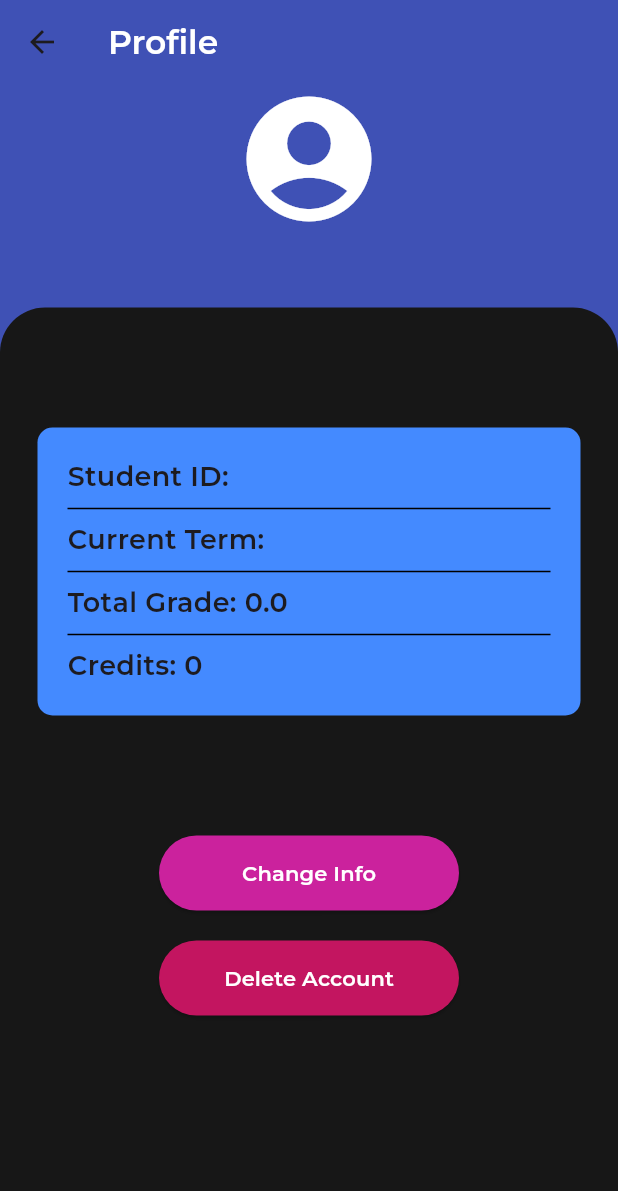
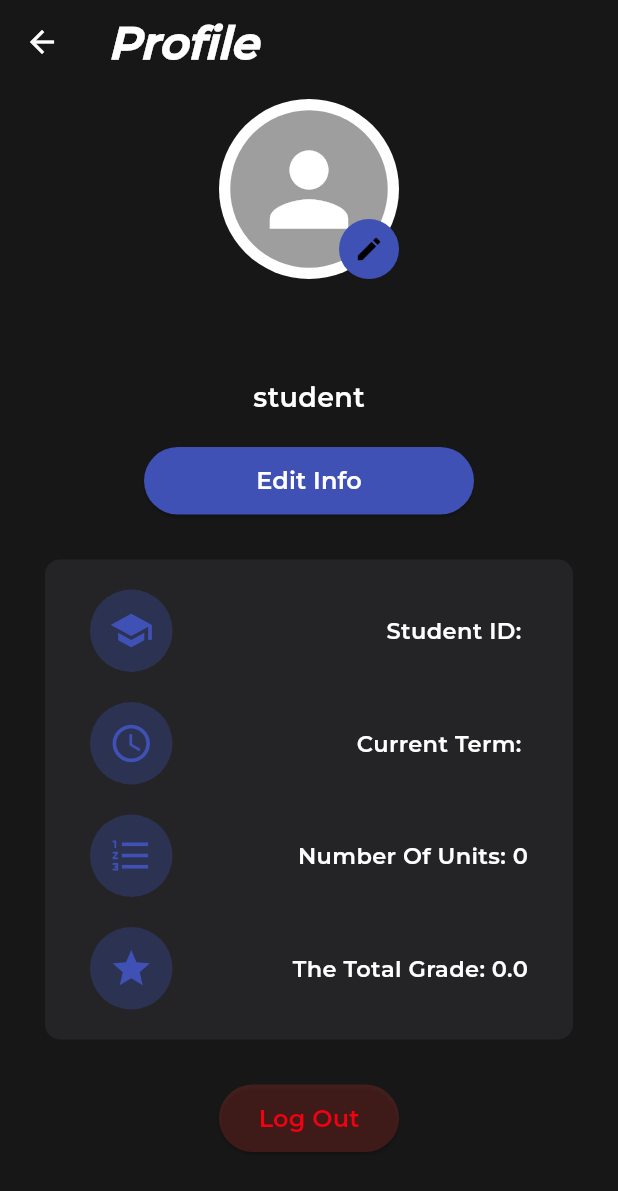
Before and after one commit to nforoutann/unisphere-management-app, a Flutter app: the ProfileScreen screen opened directly with empty values, on a phone screen of 412 x 824 dp. Shown: the top 1191 px of the screen. Run offline on Flutter 3.47's test engine with Material 3 defaults, Android fonts, the light colour scheme and no system bars; our stand-ins replace curved_navigation_bar, delightful_toast, font_awesome_flutter.

Commit message:
feat: the new user profile created

```diff
--- a/frontend/lib/network/network-helper.dart
+++ b/frontend/lib/network/network-helper.dart
@@ -8,7 +8,7 @@ import 'package:frontend/objects/Student.dart';
 import 'package:frontend/objects/Task.dart';
 
 class Network {
-  static String ipAddress = "192.168.124.66";
+  static String ipAddress = "192.168.220.66";
 
   static Future<Student> getStudent(String username) async {
     Completer<Student> completer = Completer<Student>();
--- a/frontend/lib/screens/login-screen.dart
+++ b/frontend/lib/screens/login-screen.dart
@@ -17,7 +17,7 @@ class LoginScreen extends StatefulWidget {
 class _LoginScreenState extends State<LoginScreen> {
   final TextEditingController _usernameController = TextEditingController();
   final TextEditingController _passwordController = TextEditingController();
-  String ipAddress = "192.168.124.66";
+  String ipAddress = "192.168.1.8";
   bool _isPasswordVisible = false;
   String response="";
   bool _usernameCheck=false;
--- a/frontend/lib/screens/student-home-screen.dart
+++ b/frontend/lib/screens/student-home-screen.dart
@@ -435,7 +435,7 @@
     @override
     Widget build(BuildContext context) {
       return Container(
-        decoration: BoxDecoration(
+        decoration: const BoxDecoration(
           borderRadius: BorderRadius.all(Radius.circular(10)),
           gradient: LinearGradient(
             colors: [Color(0xff5538b7), Colors.blue], // Change to desired colors
@@ -446,7 +446,7 @@
         child: Card(
           surfaceTintColor: Colors.indigo,
           elevation: 10,
-          shadowColor: Colors.cyanAccent,
+          shadowColor: Colors.cyan,
           color: Colors.transparent,
           child: Padding(
             padding: EdgeInsets.all(5),
--- /dev/null
+++ b/frontend/lib/screens/student-profile.dart
@@ -0,0 +1,296 @@
+import 'dart:math';
+import 'package:flutter/material.dart';
+import 'package:frontend/screens/welcome-screen.dart';
+import '../objects/Student.dart';
+
+class ProfileScreen extends StatelessWidget {
+  final Student? student;
+  ProfileScreen({super.key, this.student});
+  bool defaultPic = true;
+  String picLink = 'https://encrypted-tbn0.gstatic.com/images?q=tbn:ANd9GcTaQeMovPaX_94Cg4UGBU-5a70WR1eXhHRz-w&s';
+
+  @override
+  Widget build(BuildContext context) {
+    return Scaffold(
+      backgroundColor: Color(0xFF171717),
+      appBar: AppBar(
+        iconTheme: IconThemeData(color: Colors.white),
+        title: const Text(
+          'Profile',
+          style: TextStyle(
+            fontFamily: 'Montserrat',
+            color: Colors.white,
+            fontStyle: FontStyle.italic,
+            fontSize: 30,
+            fontWeight: FontWeight.w800,
+          ),
+        ),
+        backgroundColor: Colors.transparent,
+      ),
+      body: Container(
+        child: Column(
+          children: [
+            SizedBox(
+              height: 10,
+            ),
+            Center(
+              child: Stack(
+                children: [
+                  Container(
+                    height: 120,
+                    width: 120,
+                    child: CircleAvatar(
+                      radius: 50,
+                      backgroundColor: Colors.white,
+                      child: Container(
+                        height: 105,
+                        width: 105,
+                        child: CircleAvatar(
+                          radius: 45,
+                          backgroundColor: Colors.grey,
+                          child: Center(
+                            child: defaultPic
+                                ? Icon(
+                              Icons.person,
+                              size: 78,
+                              color: Colors.white,
+                            )
+                                : ClipOval(
+                              child: Image.network(
+                                picLink,
+                                fit: BoxFit.cover,
+                                width: 200,
+                                height: 200,
+                              ),
+                            ),
+                          ),
+                        ),
+                      ),
+                    ),
+                  ),
+                  // Positioned to place the IconButton at the bottom-right of the profile picture
+                  Positioned(
+                    bottom: 0,
+                    right: 0,
+                    child: Container(
+                      height: 40,
+                      width: 40,
+                      decoration: BoxDecoration(
+                        color: Colors.indigo,
+                        borderRadius: BorderRadius.all(Radius.circular(50))
+                      ),
+                      child: Center(
+                        child: IconButton(
+                          onPressed: () {},
+                          icon: Icon(Icons.edit, color: Colors.black),
+                          iconSize: 20,
+                          padding: EdgeInsets.all(0), // No padding
+                        ),
+                      ),
+                    ),
+                  ),
+                ],
+              ),
+            ),
+            SizedBox(
+              height: 30,
+            ),
+            Center(
+              child: Text(
+                student!.name.toUpperCase(),
+                style: TextStyle(
+                  color: Colors.white,
+                  fontSize: 25,
+                  fontFamily: 'Montserrat',
+                  fontWeight: FontWeight.w800
+                ),
+              ),
+            ),
+            Center(
+              child: Text(
+                'student',
+                style: TextStyle(
+                    color: Colors.white,
+                    fontSize: 18,
+                    fontFamily: 'Montserrat',
+                ),
+              ),
+            ),
+            SizedBox(
+              height: 20,
+            ),
+            Container(
+              width: 220,
+              height: 45,
+              child: ElevatedButton(
+                style: ButtonStyle(
+                  backgroundColor: WidgetStatePropertyAll(Colors.indigo)
+                ),
+                  onPressed: (){},
+                  child: Text(
+                      'Edit Info',
+                    style: TextStyle(
+                      color: Colors.white,
+                      fontSize: 16,
+                      fontFamily: 'Montserrat'
+                    ),
+
+                  )
+              ),
+            ),
+            Container(
+              margin: EdgeInsets.all(30),
+              padding: EdgeInsets.only(left: 30, top: 20, right: 30, bottom: 20),
+              decoration: BoxDecoration(
+                  color: Color(0xFF242426),
+                  borderRadius: BorderRadius.all(Radius.circular(10))
+              ),
+              child: Column(
+                children: [
+                  Row(
+                    children: [
+                      Container(
+                          child: Icon(
+                              Icons.school,
+                            color: Colors.indigo,
+                            size: 30,
+                          ),
+                        decoration: BoxDecoration(
+                          borderRadius: BorderRadius.all(Radius.circular(50)),
+                           color: Colors.indigo.withOpacity(0.3),
+                        ),
+                        height: 55,
+                        width: 55,
+                      ),
+                      SizedBox(width: 10,),
+                      Text(
+                        'Student ID: ',
+                        style: TextStyle(
+                          color: Colors.white,
+                          fontSize: 15,
+                          fontFamily: 'Montserrat'
+                        ),
+                      ),
+                    ],
+                    mainAxisAlignment:MainAxisAlignment.spaceBetween,
+                  ),
+                  SizedBox(height: 20,),
+                  Row(
+                    children: [
+                      Container(
+                        child: Icon(
+                          Icons.schedule,
+                          color: Colors.indigo,
+                          size: 30,
+                        ),
+                        decoration: BoxDecoration(
+                          borderRadius: BorderRadius.all(Radius.circular(50)),
+                          color: Colors.indigo.withOpacity(0.3),
+                        ),
+                        height: 55,
+                        width: 55,
+                      ),
+                      SizedBox(width: 10,),
+                      Text(
+                        'Current Term: ${student!.currentTerm}',
+                        style: TextStyle(
+                            color: Colors.white,
+                            fontSize: 15,
+                            fontFamily: 'Montserrat'
+                        ),
+                      ),
+                    ],
+                    mainAxisAlignment:MainAxisAlignment.spaceBetween,
+                  ),
+                  SizedBox(height: 20,),
+                  Row(
+                    children: [
+                      Container(
+                        child: Icon(
+                          Icons.format_list_numbered ,
+                          color: Colors.indigo,
+                          size: 30,
+                        ),
+                        decoration: BoxDecoration(
+                          borderRadius: BorderRadius.all(Radius.circular(50)),
+                          color: Colors.indigo.withOpacity(0.3),
+                        ),
+                        height: 55,
+                        width: 55,
+                      ),
+                      SizedBox(width: 10,),
+                      Text(
+                        'Number Of Units: ${student!.credits}',
+                        style: TextStyle(
+                            color: Colors.white,
+                            fontSize: 15,
+                            fontFamily: 'Montserrat'
+                        ),
+                      ),
+                    ],
+                    mainAxisAlignment:MainAxisAlignment.spaceBetween,
+                  ),
+                  SizedBox(height: 20,),
+                  Row(
+                    children: [
+                      Container(
+                        child: Icon(
+                          Icons.grade,
+                          color: Colors.indigo,
+                          size: 30,
+                        ),
+                        decoration: BoxDecoration(
+                          borderRadius: BorderRadius.all(Radius.circular(50)),
+                          color: Colors.indigo.withOpacity(0.3),
+                        ),
+                        height: 55,
+                        width: 55,
+                      ),
+                      SizedBox(width: 10,),
+                      Text(
+                        'The Total Grade: ${student!.totalGrade}',
+                        style: TextStyle(
+                            color: Colors.white,
+                            fontSize: 15,
+                            fontFamily: 'Montserrat'
+                        ),
+                      ),
+                    ],
+                    mainAxisAlignment:MainAxisAlignment.spaceBetween,
+                  )
+                ],
+              ),
+            ),
+            Container(
+              width: 120,
+              height: 45,
+              child: ElevatedButton(
+                  style: ButtonStyle(
+                      backgroundColor: WidgetStatePropertyAll(Colors.red.withOpacity(0.2))
+                  ),
+                  onPressed: () {
+                    Navigator.pushAndRemoveUntil(
+                      context,
+                      MaterialPageRoute(
+                        builder: (context) => welcomeScreen(),
+                      ),
+                          (Route<dynamic> route) => false, // Removes all previous routes
+                    );
+                  },
+
+                  child: Text(
+                    'Log Out',
+                    style: TextStyle(
+                        color: Color(0xFFF40011),
+                        fontSize: 16,
+                        fontFamily: 'Montserrat'
+                    ),
+                  ),
+              ),
+            ),
+          ],
+        ),
+      ),
+    );
+  }
+}
--- a/frontend/lib/widgets/main-scaffold.dart
+++ b/frontend/lib/widgets/main-scaffold.dart
@@ -1,6 +1,6 @@
 import 'package:flutter/material.dart';
 import 'package:frontend/objects/Student.dart';
-import 'package:frontend/screens/studnet-profile-info.dart';
+import 'package:frontend/screens/student-profile.dart';
 
 class MyScaffold extends StatelessWidget{
   MyScaffold({super.key, this.child, this.navigationBar, required this.text, this.firstButton, this.secondButton, this.student});
```
Also changed, not shown: frontend/lib/old-files/signup.dart (renamed from frontend/lib/try.dart, +0 -7 lines), frontend/lib/old-files/student-profile-info.dart (renamed from frontend/lib/screens/studnet-profile-info.dart).
